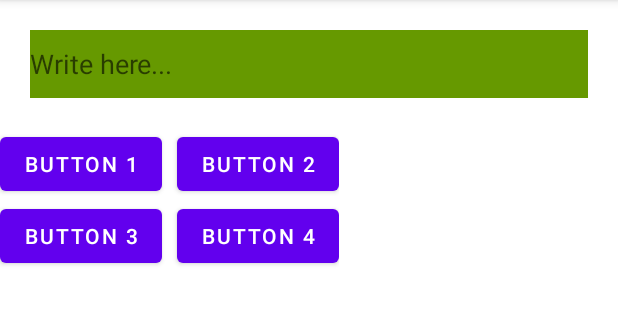
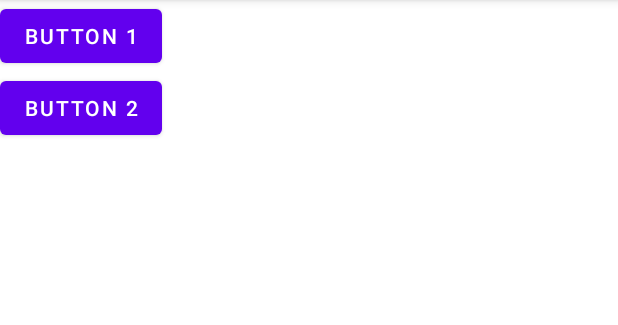
Before and after one commit to razasaeed/BuraqProject, an Android app: the screen it shows after launch (MainActivity), on a phone screen of 412 x 824 dp, the part 84-409 px from its top. Run offline under Robolectric (Android 15) with nearby library versions, the phone set to English and light mode, and no system bars; 2 statements that could not run were skipped.

Commit message:
Button click listeners

```diff
--- a/app/src/main/java/islam/hadith/demoapp/MainActivity.java
+++ b/app/src/main/java/islam/hadith/demoapp/MainActivity.java
@@ -3,12 +3,31 @@ package islam.hadith.demoapp;
 import androidx.appcompat.app.AppCompatActivity;
 
 import android.os.Bundle;
+import android.view.View;
+import android.widget.Button;
+import android.widget.Toast;
 
 public class MainActivity extends AppCompatActivity {
+
+    Button btnOne; // declaration
+    Button btnTwo;
 
     @Override
     protected void onCreate(Bundle savedInstanceState) {
         super.onCreate(savedInstanceState);
         setContentView(R.layout.activity_main);
+
+        btnOne = findViewById(R.id.btnOne); // initialization
+        btnTwo = findViewById(R.id.btnTwo);
+
+        // click listener below
+        btnOne.setOnClickListener(->{
+            Toast.makeText(MainActivity.this, "hello world", Toast.LENGTH_SHORT).show();
+        });
+
+        btnTwo.setOnClickListener(->{
+            Toast.makeText(MainActivity.this, "hello world two", Toast.LENGTH_SHORT).show();
+        });
+
     }
 }
--- a/app/src/main/res/layout/activity_main.xml
+++ b/app/src/main/res/layout/activity_main.xml
@@ -7,47 +7,18 @@
     android:orientation="vertical"
     tools:context=".MainActivity">
 
-    <EditText
-        android:layout_width="match_parent"
-        android:layout_height="45dp"
-        android:background="@android:color/holo_green_dark"
-        android:layout_margin="20dp"
-        android:hint="Write here..."/>
-
-    <LinearLayout
+    <Button
+        android:id="@+id/btnOne"
         android:layout_width="wrap_content"
         android:layout_height="wrap_content"
-        android:orientation="horizontal">
+        android:layout_marginRight="10dp"
+        android:text="button 1"/>
 
-        <Button
-            android:layout_width="wrap_content"
-            android:layout_height="wrap_content"
-            android:layout_marginRight="10dp"
-            android:text="button 1"/>
-
-        <Button
-            android:layout_width="wrap_content"
-            android:layout_height="wrap_content"
-            android:text="button 2"/>
-
-    </LinearLayout>
-
-    <LinearLayout
+    <Button
+        android:id="@+id/btnTwo"
         android:layout_width="wrap_content"
         android:layout_height="wrap_content"
-        android:orientation="horizontal">
-
-        <Button
-            android:layout_width="wrap_content"
-            android:layout_height="wrap_content"
-            android:layout_marginRight="10dp"
-            android:text="button 3"/>
-
-        <Button
-            android:layout_width="wrap_content"
-            android:layout_height="wrap_content"
-            android:text="button 4"/>
-
-    </LinearLayout>
+        android:layout_marginRight="10dp"
+        android:text="button 2"/>
 
 </LinearLayout>
```
